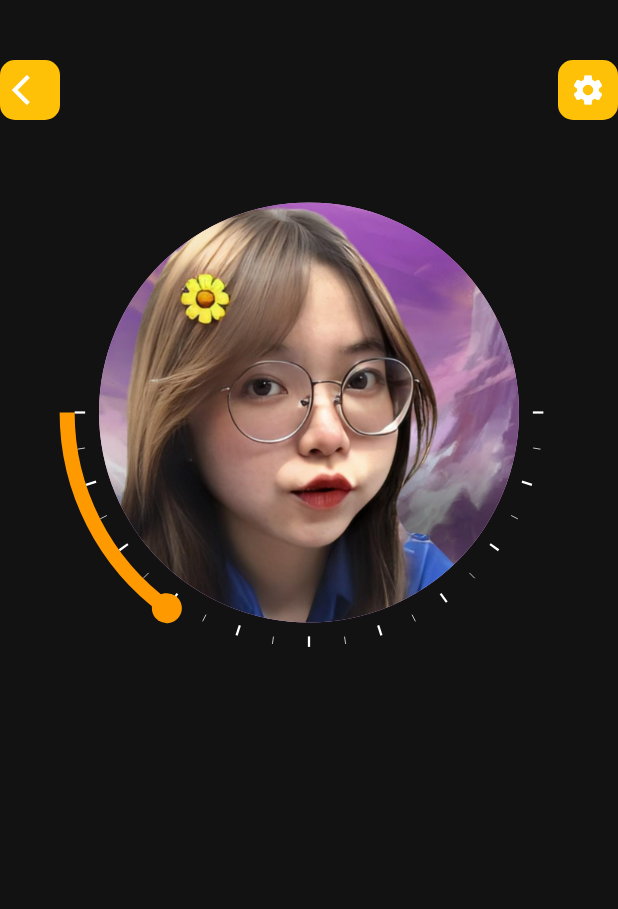
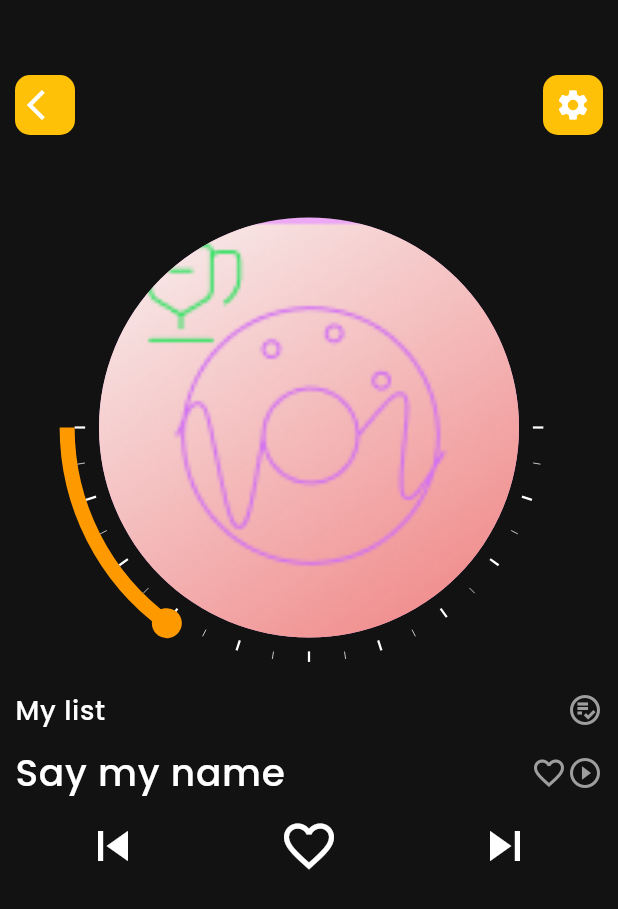
Before and after one commit to tungisdab/My-beats, a Flutter app: the PlaySongPage screen opened directly, on a phone screen of 412 x 824 dp. Shown: the top 909 px of the screen. Run offline on Flutter 3.47's test engine with Material 3 defaults, Android fonts, the light colour scheme and no system bars; drawn by our look-alikes of syncfusion_flutter_gauges; our stand-ins replace carousel_slider, get, on_audio_query; project files that could hold a hidden picture were left out.

Commit message:
update 19/1

```diff
--- a/lib/components/song_and_volume.dart
+++ b/lib/components/song_and_volume.dart
@@ -61,7 +61,7 @@ class _SongDetailState extends State<SongAndVolume> {
                 decoration: BoxDecoration(
                   borderRadius: BorderRadius.circular(1000),
                   image: DecorationImage(
-                    image:   AssetImage("assets/images/ig.png"),
+                    image:   AssetImage("assets/icons/icon_app.png"),
                      fit: BoxFit.cover
                   ),
                   color: divColor,
--- /dev/null
+++ b/lib/components/song_controller_button.dart
@@ -0,0 +1,36 @@
+import 'package:flutter/material.dart';
+
+class SongControllerButton extends StatefulWidget {
+  const SongControllerButton({super.key});
+
+  @override
+  State<SongControllerButton> createState() => _SongControllerButtonState();
+}
+
+class _SongControllerButtonState extends State<SongControllerButton> {
+  @override
+  Widget build(BuildContext context) {
+    return Container(
+      child: Row(
+        mainAxisAlignment: MainAxisAlignment.spaceAround,
+        children: [
+          Icon(
+            Icons.skip_previous,
+            color: Colors.white,
+            size: 40,
+          ),
+          Icon(
+            Icons.favorite_border,
+            color: Colors.white,
+            size: 40,
+          ),
+          Icon(
+            Icons.skip_next,
+            color: Colors.white,
+            size: 40,
+          ),
+        ],
+      )
+    );
+  }
+}
--- a/lib/config/color.dart
+++ b/lib/config/color.dart
@@ -1,6 +1,6 @@
 import 'package:flutter/material.dart';
 
-const bgColor = Color.fromARGB(255, 52, 53, 58);
+const bgColor = Color.fromARGB(255, 99, 97, 97);
 const fontColor = Color(0xffFFFFFF);
 const primaryColor = Color(0xffFF9900);
 const divColor = Color.fromARGB(255, 236, 168, 244);
--- a/lib/config/theme.dart
+++ b/lib/config/theme.dart
@@ -3,7 +3,7 @@ import 'package:my_beats/config/color.dart';
 
 final darkTheme = ThemeData(
   useMaterial3: true,
-  brightness: Brightness.dark,
+  // brightness: Brightness.dark,
   colorScheme: const ColorScheme.dark(
     background: bgColor,
     primary: primaryColor,
--- a/lib/controller/song_data_controller.dart
+++ b/lib/controller/song_data_controller.dart
@@ -4,6 +4,7 @@ import 'package:on_audio_query/on_audio_query.dart';
 class SongDataController extends GetxController {
   final audioQuery = OnAudioQuery();
   RxList<SongModel> localSongList = <SongModel>[].obs;
+  RxBool isDeviceSong = false.obs;
 
    void getLocalSongs() async {
     localSongList.value = await audioQuery.querySongs(
@@ -13,6 +14,5 @@ class SongDataController extends GetxController {
       uriType: UriType.EXTERNAL,
     );
 
-    print(localSongList.value);
   }
 }
--- a/lib/main.dart
+++ b/lib/main.dart
@@ -21,7 +21,6 @@ class _MyAppState extends State<MyApp> {
       debugShowCheckedModeBanner: false,
       title: 'My Beats',
       home: Home(),
-      // theme: ThemeData.light(),
       theme: darkTheme,
     );
   }
--- a/lib/pages/home.dart
+++ b/lib/pages/home.dart
@@ -32,19 +32,48 @@ class _HomeState extends State<Home> {
                 children: [
                   InkWell(
                     onTap: (){
-                      songDataController.getLocalSongs();
+                      // songDataController.getLocalSongs();
+                      songDataController.isDeviceSong.value = false;
                     },
                     child: Text(
                       "Cloud Song",
                       style: Theme.of(context).textTheme.bodySmall,
                     ),
                   ),
-                  Text(
+                  InkWell(
+                    onTap: (){
+                      songDataController.isDeviceSong.value = true;
+                    },
+                    child: Text(
                       "Device Song",
                       style: Theme.of(context).textTheme.bodySmall,
                     ),
+                  ),
                 ],
               ),
+              // SizedBox(height: 20),
+              // SongTile(),
+              // SizedBox(height: 20),
+              // SongTile(),
+              // SizedBox(height: 20),
+              // SongTile(),
+              // SizedBox(height: 20),
+              // SongTile(),
+              // SizedBox(height: 20),
+              // SongTile(),
+              // SizedBox(height: 20),
+              // SongTile(),
+              Obx(() => songDataController.isDeviceSong.value
+                ? Column(
+                  children: [
+                    SizedBox(height: 20),
+                    SongTile(),
+                    SizedBox(height: 20),
+                    SongTile(),
+
+                  ],
+                ) : Column(
+                  children: [
                     SizedBox(height: 20),
                     SongTile(),
                     SizedBox(height: 20),
@@ -58,6 +87,8 @@ class _HomeState extends State<Home> {
                     SizedBox(height: 20),
                     SongTile(),
                   ],
+                ))
+            ],
           ),
         ),
       )
--- a/lib/pages/play_song_page.dart
+++ b/lib/pages/play_song_page.dart
@@ -1,5 +1,6 @@
 import 'package:flutter/material.dart';
 import 'package:my_beats/components/song_and_volume.dart';
+import 'package:my_beats/components/song_controller_button.dart';
 import 'package:my_beats/components/song_header_button.dart';
 
 class PlaySongPage extends StatefulWidget {
@@ -13,13 +14,56 @@ class _PlaySongPageState extends State<PlaySongPage> {
   @override
   Widget build(BuildContext context) {
     return Scaffold(
-      body: Column(
-        children: [
-          SizedBox(height: 40),
-          SongHeaderButton(),
-          SizedBox(height: 20),
-          SongAndVolume()
-        ],
+      body: Padding(
+        padding: const EdgeInsets.all(10.0),
+        child: Column(
+          children: [
+            SizedBox(height: 40),
+            SongHeaderButton(),
+            SizedBox(height: 20),
+            SongAndVolume(),
+            Row(
+              mainAxisAlignment: MainAxisAlignment.spaceBetween,
+              children: [
+                Text(
+                  "My list",
+                  style: Theme.of(context).textTheme.bodyLarge,
+                ),
+                Icon(
+                  Icons.playlist_add_check_circle_outlined,
+                  color: Colors.grey,
+                ),
+              ],
+            ),
+            SizedBox(height: 10),
+            Container(
+              child: Row(
+                mainAxisAlignment: MainAxisAlignment.spaceBetween,
+                children: [
+                  Text(
+                    "Say my name",
+                    style: Theme.of(context).textTheme.bodyLarge?.copyWith(fontSize: 25),
+                  ),
+                  Row(
+                    children: [
+                      Icon(
+                        Icons.favorite_border,
+                        color: Colors.grey,
+                      ),
+                      Icon(
+                        Icons.play_circle_outline,
+                        color: Colors.grey,
+                      ),
+                    ],
+                  ),
+                ],
+              ),
+            ),
+            SizedBox(height: 10,),
+            SongControllerButton(),
+
+          ],
+        ),
       ),
     );
   }
```
Lines whose indentation alone changed are shown as unchanged.
